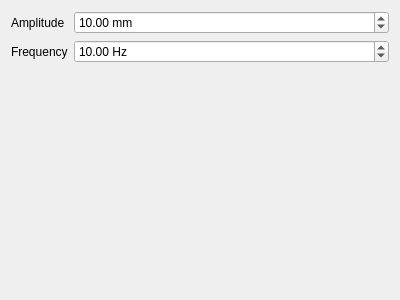
petermcevoy/ssy226airflow, file frontend/ui/SignalGenWidget.ui: the form before one commit.
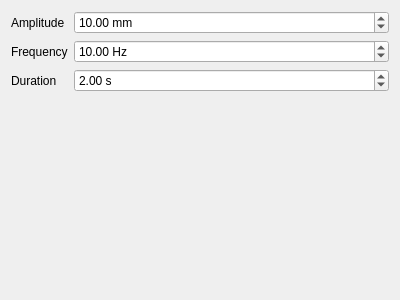
The form after the commit.

Commit message:
Improved control. Streams contour positions to controller buffer.
Correctly open new gclib handle for recorder thread.

Patch:
```diff
--- a/frontend/ui/SignalGenWidget.ui
+++ b/frontend/ui/SignalGenWidget.ui
@@ -50,6 +50,23 @@
        </property>
       </widget>
      </item>
+     <item row="2" column="0">
+      <widget class="QLabel" name="durationLabel">
+       <property name="text">
+        <string>Duration</string>
+       </property>
+      </widget>
+     </item>
+     <item row="2" column="1">
+      <widget class="QDoubleSpinBox" name="durationDoubleSpinBox">
+       <property name="suffix">
+        <string> s</string>
+       </property>
+       <property name="value">
+        <double>2.000000000000000</double>
+       </property>
+      </widget>
+     </item>
     </layout>
    </item>
   </layout>
```
The commit also changes 1 other file.
